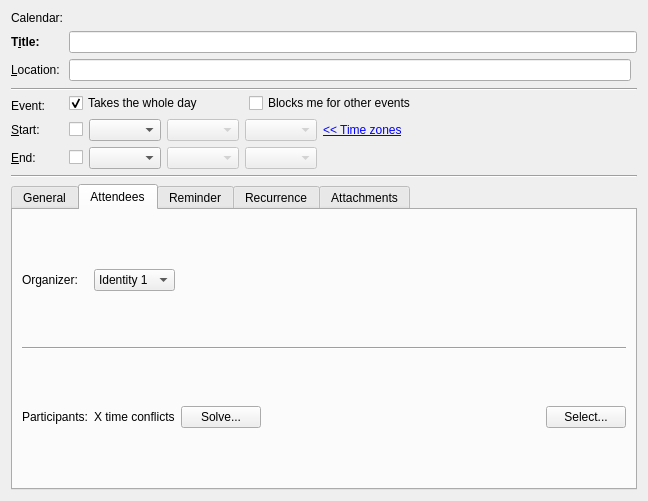
This is incidenceeditors/incidenceeditor-ng/eventortododesktop.ui in chusopr/kdepim-ktimetracker-akonadi as Qt 5 draws it before an edit. The edited form follows.
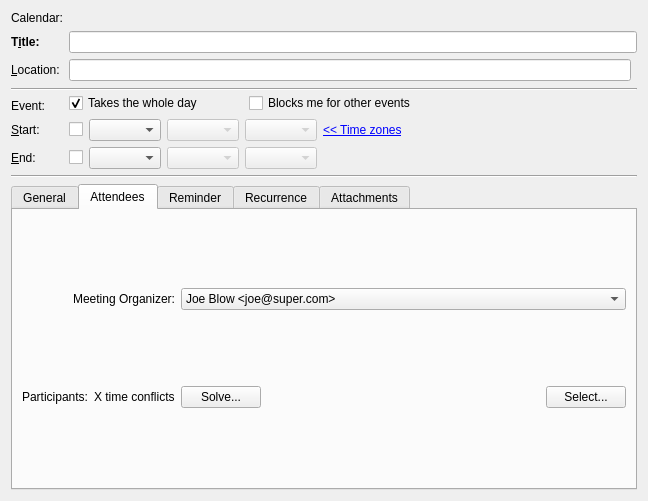
This is the edited form. The open tabs and pages were chosen to show the change. Custom widgets are drawn as their Qt base class.

Commit message: attendee editor: prettify the layout, right align some labels

Diff of the .ui file:
```diff
--- a/incidenceeditors/incidenceeditor-ng/eventortododesktop.ui
+++ b/incidenceeditors/incidenceeditor-ng/eventortododesktop.ui
@@ -484,18 +484,21 @@
        <string>Attendees</string>
       </attribute>
       <layout class="QGridLayout" name="gridLayout">
-       <item row="0" column="0">
+       <item row="0" column="0" colspan="2">
         <widget class="QLabel" name="label_3">
          <property name="text">
-          <string>Organizer:</string>
+          <string>Meeting Organizer:</string>
+         </property>
+         <property name="alignment">
+          <set>Qt::AlignRight|Qt::AlignTrailing|Qt::AlignVCenter</set>
          </property>
         </widget>
        </item>
-       <item row="0" column="1">
+       <item row="0" column="2">
         <widget class="QComboBox" name="mOrganizerCombo">
          <item>
           <property name="text">
-           <string>Identity 1</string>
+           <string>Joe Blow &lt;joe@super.com&gt;</string>
           </property>
          </item>
          <item>
@@ -505,53 +508,53 @@
          </item>
         </widget>
        </item>
-       <item row="1" column="0" colspan="5">
-        <widget class="Line" name="line_3">
-         <property name="orientation">
-          <enum>Qt::Horizontal</enum>
-         </property>
-        </widget>
-       </item>
-       <item row="3" column="0">
+       <item row="1" column="0">
         <widget class="QLabel" name="label_5">
          <property name="text">
           <string>Participants:</string>
          </property>
+         <property name="alignment">
+          <set>Qt::AlignRight|Qt::AlignTrailing|Qt::AlignVCenter</set>
+         </property>
         </widget>
        </item>
-       <item row="3" column="1">
+       <item row="1" column="1">
         <widget class="QLabel" name="mConflictsLabel">
          <property name="text">
           <string>X time conflicts</string>
          </property>
         </widget>
        </item>
-       <item row="3" column="3">
+       <item row="1" column="2">
+        <layout class="QHBoxLayout" name="horizontalLayout_7">
+         <item>
+          <widget class="QPushButton" name="mSolveButton">
+           <property name="text">
+            <string>Solve...</string>
+           </property>
+          </widget>
+         </item>
+         <item>
         <spacer name="horizontalSpacer_5">
          <property name="orientation">
           <enum>Qt::Horizontal</enum>
          </property>
          <property name="sizeHint" stdset="0">
           <size>
-           <width>241</width>
-           <height>20</height>
+             <width>258</width>
+             <height>24</height>
           </size>
          </property>
         </spacer>
        </item>
-       <item row="3" column="4">
+         <item>
         <widget class="QPushButton" name="mSelectButton">
          <property name="text">
           <string>Select...</string>
          </property>
         </widget>
        </item>
-       <item row="3" column="2">
-        <widget class="QPushButton" name="mSolveButton">
-         <property name="text">
-          <string>Solve...</string>
-         </property>
-        </widget>
+        </layout>
        </item>
       </layout>
      </widget>
```
Left out of the diff: 28 changed lines with no effect on the pictures. Lines whose indentation alone changed are shown as unchanged. The commit also changes 1 other file.
